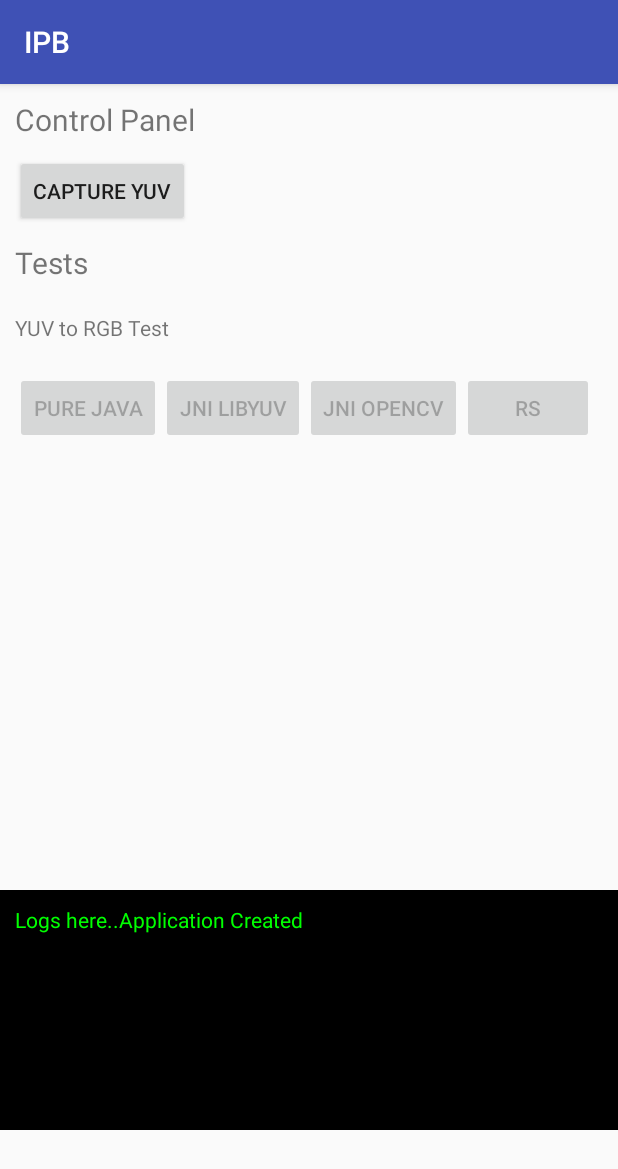
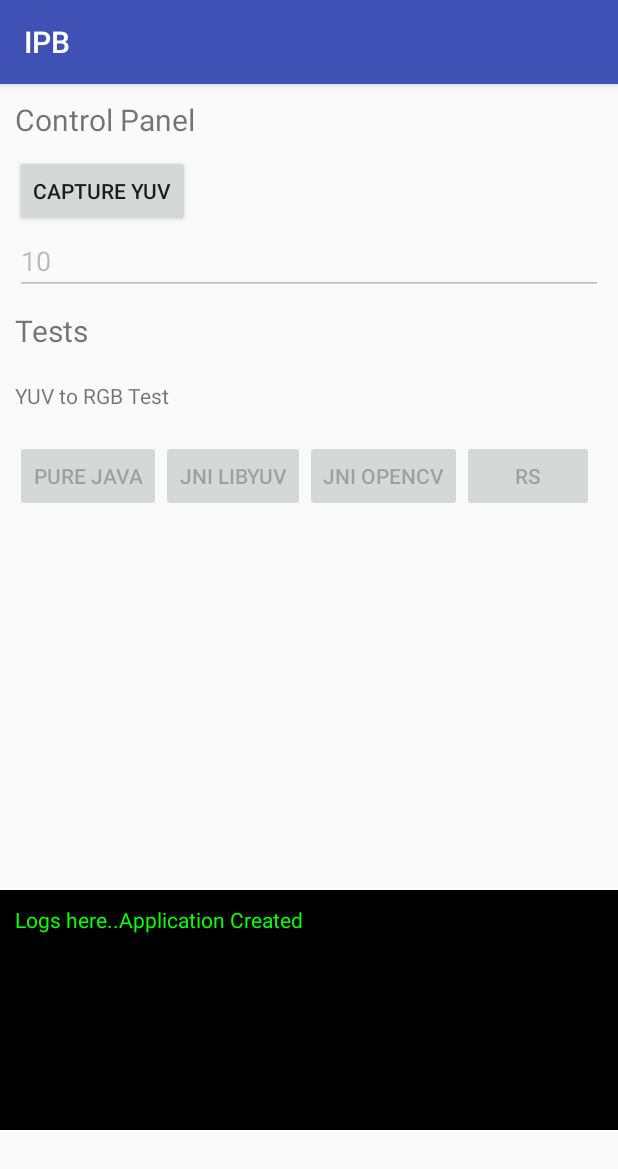
Before and after one commit to mebjas/ImageProcessingBenchmarking, an Android app: the screen it shows after launch (Dashboard), on a phone screen of 412 x 824 dp. Shown: the top 1169 px of the screen. Run offline under Robolectric (Android 15) with nearby library versions, the phone set to English and light mode, and no system bars; libraries missing offline, so code that uses them is left out: androidx.camera.core.

Commit message:
Added UI for adding iterations count

```diff
--- a/Android/app/src/main/java/xyz/minhazav/ipb/Dashboard.java
+++ b/Android/app/src/main/java/xyz/minhazav/ipb/Dashboard.java
@@ -2,11 +2,15 @@ package xyz.minhazav.ipb;
 
 import android.content.Intent;
 import android.os.Bundle;
+import android.text.Editable;
+import android.text.TextWatcher;
 import android.util.Log;
 import android.view.View;
 import android.widget.Button;
+import android.widget.EditText;
 import android.widget.ScrollView;
 import android.widget.TextView;
+import android.widget.Toast;
 
 import java.util.ArrayList;
 import java.util.List;
@@ -17,18 +21,21 @@ import xyz.minhazav.ipb.Data.ImageData;
 public class Dashboard extends AppCompatActivity {
 
     private static final String TAG = Dashboard.class.getSimpleName();
+    private static final int DEFAULT_ITERATIONS_VALUE = 10;
+    private static final int ITERATIONS_MAX_VALUE = 50;
 
-    private final List<Button> listOfDisabledButtons = new ArrayList<>();
+    private final List<View> listOfDisabledViews = new ArrayList<>();
 
     private TextView logContainerTextView;
     private ScrollView logScrollView;
-    private Button buttonCapturePicture;
     private Button testYuvToRgbPureJavaButton;
     private Button testYuvToRgbJniYuvlibButton;
     private Button testYuvToRgbJniOpencvButton;
     private Button testYuvToRgbRenderscriptButton;
+    private EditText iterationsEditText;
 
     private boolean frameCaptured = false;
+    private int iterations = DEFAULT_ITERATIONS_VALUE;
 
     @Override
     protected void onCreate(Bundle savedInstanceState) {
@@ -37,16 +44,18 @@ public class Dashboard extends AppCompatActivity {
 
         logContainerTextView = findViewById(R.id.log_container);
         logScrollView = findViewById(R.id.log_section);
-        buttonCapturePicture = findViewById(R.id.button_capture_picture);
         testYuvToRgbPureJavaButton = findViewById(R.id.button_yuv_to_rgb_java_pure_java);
         testYuvToRgbJniYuvlibButton = findViewById(R.id.button_yuv_to_rgb_java_jni_libyuv);
         testYuvToRgbJniOpencvButton = findViewById(R.id.button_yuv_to_rgb_java_jni_opencv);
         testYuvToRgbRenderscriptButton = findViewById(R.id.button_yuv_to_rgb_java_renderscript);
-        listOfDisabledButtons.add(testYuvToRgbPureJavaButton);
-        listOfDisabledButtons.add(testYuvToRgbJniYuvlibButton);
-        listOfDisabledButtons.add(testYuvToRgbJniOpencvButton);
-        listOfDisabledButtons.add(testYuvToRgbRenderscriptButton);
+        iterationsEditText = findViewById(R.id.edittext_iterations);
+        listOfDisabledViews.add(testYuvToRgbPureJavaButton);
+        listOfDisabledViews.add(testYuvToRgbJniYuvlibButton);
+        listOfDisabledViews.add(testYuvToRgbJniOpencvButton);
+        listOfDisabledViews.add(testYuvToRgbRenderscriptButton);
+        listOfDisabledViews.add(iterationsEditText);
 
+        iterationsEditText.addTextChangedListener(new IterationsTextWatcher());
         log("Application Created");
     }
 
@@ -106,7 +115,7 @@ public class Dashboard extends AppCompatActivity {
             throw new IllegalStateException("frame not captured yet.");
         }
 
-        for (View v: listOfDisabledButtons) {
+        for (View v: listOfDisabledViews) {
             v.setEnabled(isEnabled);
         }
 
@@ -114,4 +123,28 @@ public class Dashboard extends AppCompatActivity {
                 "Test controls: %s", isEnabled ? "Enabled" : "Disabled"));
 
     }
+
+    private final class IterationsTextWatcher implements TextWatcher {
+        @Override
+        public void beforeTextChanged(CharSequence s, int start, int count, int after) {
+            // No op
+        }
+
+        @Override
+        public void onTextChanged(CharSequence s, int start, int before, int count) {
+            // No op
+        }
+
+        @Override
+        public void afterTextChanged(Editable s) {
+            final int newIterationsValue = Integer.valueOf(s.toString());
+            if (newIterationsValue <= 0 || newIterationsValue > ITERATIONS_MAX_VALUE) {
+                Toast.makeText(Dashboard.this, "value out of bounds", Toast.LENGTH_LONG).show();
+                iterationsEditText.setText(String.valueOf(DEFAULT_ITERATIONS_VALUE));
+                return;
+            }
+
+            iterations = newIterationsValue;
+        }
+    }
 }
--- a/Android/app/src/main/res/layout/activity_dashboard.xml
+++ b/Android/app/src/main/res/layout/activity_dashboard.xml
@@ -29,7 +29,7 @@
             <LinearLayout
                 android:layout_width="match_parent"
                 android:layout_height="wrap_content"
-                android:orientation="horizontal"
+                android:orientation="vertical"
                 android:paddingLeft="10dp"
                 android:paddingRight="10dp">
 
@@ -39,6 +39,15 @@
                     android:layout_height="wrap_content"
                     android:text="Capture YUV"
                     android:onClick="onCaptureButtonClicked"/>
+
+                <EditText
+                    android:id="@+id/edittext_iterations"
+                    android:layout_width="match_parent"
+                    android:layout_height="wrap_content"
+                    android:hint="Iterations in number"
+                    android:text="10"
+                    android:inputType="number"
+                    android:enabled="false" />
 
             </LinearLayout>
 
```
Also changed, not shown: Android/app/src/main/java/xyz/minhazav/ipb/Data/ImageData.java (line endings or trailing spaces).
